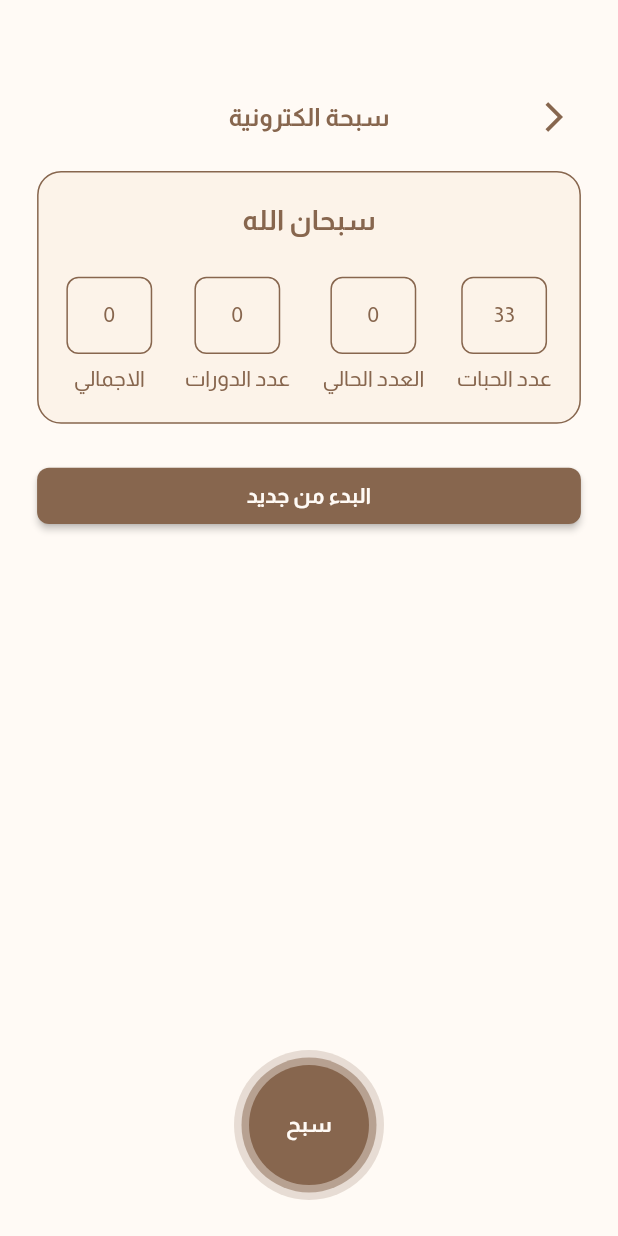
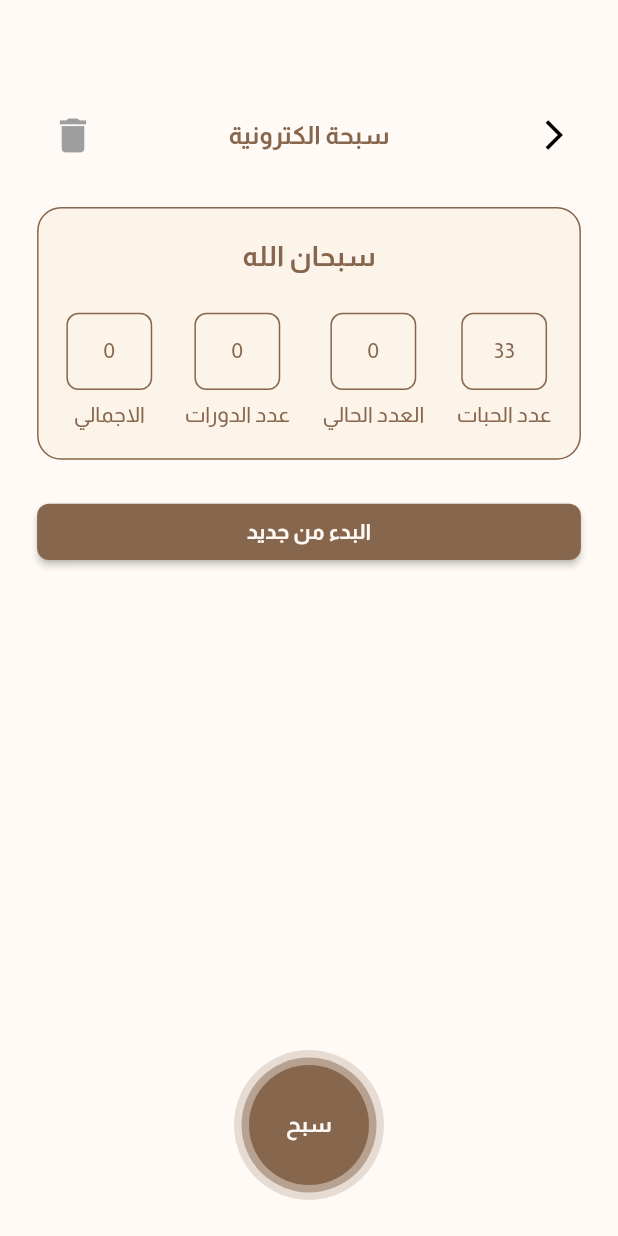
Before and after one commit to youssefhedefa/mo3een, a Flutter app: the Sep7aCounter screen opened directly with sample values from the repository, on a phone screen of 412 x 824 dp. Run offline on Flutter 3.47's test engine with Material 3 defaults, Android fonts, the phone set to English and light mode, and no system bars; our stand-ins replace awesome_notifications, bloc, connectivity_plus, dartz, dio, easy_localization and 13 more; missing offline and left inert: flutter_qiblah, quran; accounts and stored records are empty.

Commit message:
Add delete sep7a zekr button.

```diff
--- a/lib/core/helpers/text_style_helper.dart
+++ b/lib/core/helpers/text_style_helper.dart
@@ -65,6 +65,18 @@ abstract class AppTextStyleHelper{
     color: AppColorHelper.primaryColor,
   );
 
+  static TextStyle font16BoldBlack = TextStyle(
+    fontSize: 16.sp,
+    fontWeight: FontWeight.bold,
+    color: Colors.black,
+  );
+
+  static TextStyle font16BoldWhite = TextStyle(
+    fontSize: 16.sp,
+    fontWeight: FontWeight.bold,
+    color: Colors.white,
+  );
+
   static TextStyle font16SemiBoldPrimary = TextStyle(
     fontSize: 16.sp,
     fontWeight: FontWeight.w700,
--- a/lib/core/utilities/constants.dart
+++ b/lib/core/utilities/constants.dart
@@ -1,5 +1,3 @@
-import 'dart:math';
-
 import 'package:geolocator/geolocator.dart';
 import 'package:mo3een/core/components/models/current_postion.dart';
 import 'package:mo3een/core/helpers/icon_helper.dart';
@@ -100,37 +98,37 @@ abstract class AppConstants{
   ];
   static List<Sep7aZekrModel> initialSep7aAzkar = [
     Sep7aZekrModel(
-        id: Random().nextInt(1000),
+        id: 0,
         title: 'سبحان الله',
         count: 33,
     ),
      Sep7aZekrModel(
-        id: Random().nextInt(1000),
+        id: 1,
         title: 'الحمد لله',
         count: 33,
     ),
      Sep7aZekrModel(
-        id: Random().nextInt(1000),
+        id: 2,
         title: 'الله اكبر',
         count: 33,
     ),
      Sep7aZekrModel(
-        id: Random().nextInt(1000),
+        id: 3,
         title: 'لا اله الا الله',
         count: 33,
     ),
      Sep7aZekrModel(
-        id: Random().nextInt(1000),
+        id: 4,
         title: 'لا حول ولا قوة الا بالله ',
         count: 100,
     ),
      Sep7aZekrModel(
-        id: Random().nextInt(1000),
+        id: 5,
         title: 'استغفر الله العظيم',
         count: 33,
     ),
     Sep7aZekrModel(
-        id: Random().nextInt(1000),
+        id: 6,
         title: 'اللهم انك عفو تحب العفو فاعف عني ',
         count: 33,
     ),
--- a/lib/features/home/presentation/widgets/picked_date_viewer.dart
+++ b/lib/features/home/presentation/widgets/picked_date_viewer.dart
@@ -41,7 +41,7 @@ class PickedDateViewer extends StatelessWidget {
                       lastDate: DateTime(2100),
                       initialDate: DateTime.now(),
                     ).then((value) {
-                      if (value != null) {
+                      if (value != null && context.mounted) {
                         context
                             .read<GetDateCubit>()
                             .getDateFromPicker(value);
--- a/lib/features/sep7a/presentation/ui/sep7a_counter.dart
+++ b/lib/features/sep7a/presentation/ui/sep7a_counter.dart
@@ -1,10 +1,10 @@
 import 'package:flutter/material.dart';
 import 'package:flutter_screenutil/flutter_screenutil.dart';
 import 'package:mo3een/features/azkar/presentation/ui/widgets/sep7a_zekr_container.dart';
-import 'package:mo3een/features/azkar/presentation/ui/widgets/zekr_data_view_title.dart';
 import 'package:mo3een/features/sep7a/data/models/sep7a_model.dart';
 import 'package:mo3een/features/sep7a/presentation/ui/widgets/add_sep7a_zekr_button.dart';
 import 'package:mo3een/features/sep7a/presentation/ui/widgets/sep7a_button.dart';
+import 'package:mo3een/features/sep7a/presentation/ui/widgets/sep7a_custom_app_bar.dart';
 
 class Sep7aCounter extends StatefulWidget {
   const Sep7aCounter({super.key, required this.zkr});
@@ -32,8 +32,11 @@ class _Sep7aCounterState extends State<Sep7aCounter> {
               height: 66,
               width: double.infinity,
             ),
-            const ZekrDataViewTitle(
-              zekrName: 'سبحة الكترونية',
+            // const ZekrDataViewTitle(
+            //   zekrName: 'سبحة الكترونية',
+            // ),
+            Sep7aCustomAppBar(
+              zekr: widget.zkr,
             ),
             const SizedBox(
               height: 24,
--- /dev/null
+++ b/lib/features/sep7a/presentation/ui/widgets/sep7a_custom_app_bar.dart
@@ -0,0 +1,57 @@
+import 'package:flutter/material.dart';
+import 'package:mo3een/core/helpers/text_style_helper.dart';
+import 'package:mo3een/core/utilities/constants.dart';
+import 'package:mo3een/features/sep7a/data/models/sep7a_model.dart';
+import 'package:mo3een/features/sep7a/presentation/ui/widgets/custom_alert_dialog.dart';
+
+class Sep7aCustomAppBar extends StatelessWidget {
+  const Sep7aCustomAppBar({super.key, required this.zekr});
+
+  final Sep7aZekrModel zekr;
+
+  @override
+  Widget build(BuildContext context) {
+    return Row(
+      mainAxisAlignment: MainAxisAlignment.spaceBetween,
+      children: [
+        IconButton(
+          onPressed: () {
+            Navigator.pop(context);
+          },
+          icon: const Icon(
+            Icons.arrow_back_ios,
+            color: Colors.black,
+          ),
+        ),
+        Text(
+          'سبحة الكترونية',
+          style: AppTextStyleHelper.font16BoldPrimary,
+        ),
+        IconButton(
+          onPressed: () async {
+            if (zekr.id > AppConstants.initialSep7aAzkar.length) {
+              //await zekr.delete();
+              showCustomDialog(context);
+            }
+          },
+          icon: Icon(
+            Icons.delete,
+            color: zekr.id > AppConstants.initialSep7aAzkar.length
+                ? Colors.red
+                : Colors.grey,
+            size: 30,
+          ),
+        ),
+      ],
+    );
+  }
+
+  showCustomDialog(BuildContext context) {
+    showDialog(
+      context: context,
+      builder: (context) {
+        return CustomAlertDialog(zekr: zekr);
+      },
+    );
+  }
+}
```
Also changed, not shown: lib/features/sep7a/presentation/ui/widgets/custom_alert_dialog.dart (added, +83 -0 lines), lib/features/sep7a/presentation/ui/widgets/list_of_sep7a_azkar.dart (+8 -1 lines).
